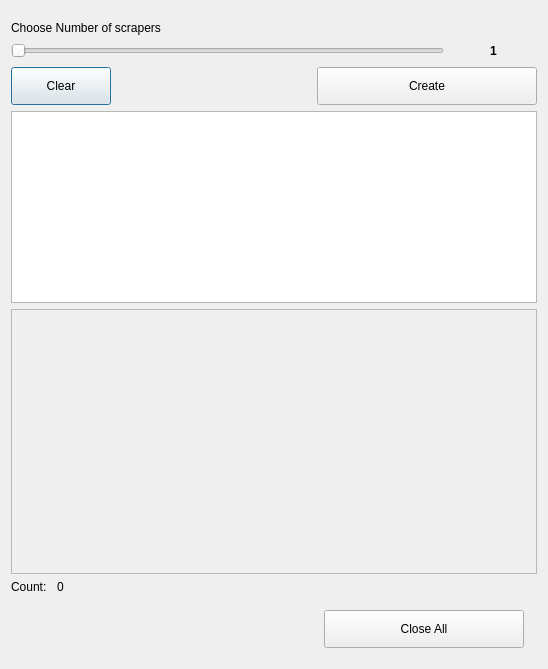
Above: uirobust.ui from DevGadBadr/robust before the change. Below: the same form after it.
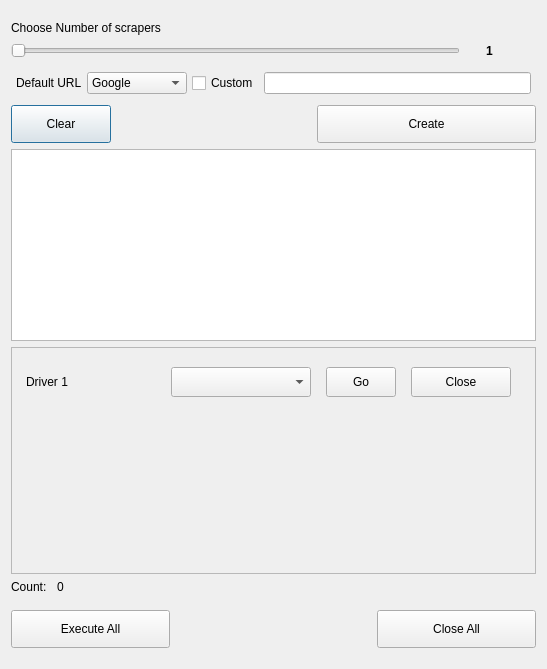
That is the form after the change.

```diff
--- a/uirobust.ui
+++ b/uirobust.ui
@@ -6,7 +6,7 @@
    <rect>
     <x>0</x>
     <y>0</y>
-    <width>548</width>
+    <width>547</width>
     <height>669</height>
    </rect>
   </property>
@@ -84,7 +84,7 @@
            </property>
            <property name="sizeHint" stdset="0">
             <size>
-             <width>40</width>
+             <width>20</width>
              <height>20</height>
             </size>
            </property>
@@ -92,6 +92,12 @@
          </item>
          <item>
           <widget class="QLabel" name="driverCountLabel">
+           <property name="minimumSize">
+            <size>
+             <width>30</width>
+             <height>0</height>
+            </size>
+           </property>
            <property name="styleSheet">
             <string notr="true">font-weight:bold;</string>
            </property>
@@ -110,7 +116,7 @@
            </property>
            <property name="sizeHint" stdset="0">
             <size>
-             <width>40</width>
+             <width>20</width>
              <height>20</height>
             </size>
            </property>
@@ -122,6 +128,98 @@
      </item>
     </layout>
    </item>
+   <item>
+    <layout class="QHBoxLayout" name="horizontalLayout_3">
+     <property name="spacing">
+      <number>5</number>
+     </property>
+     <property name="leftMargin">
+      <number>5</number>
+     </property>
+     <property name="topMargin">
+      <number>5</number>
+     </property>
+     <property name="rightMargin">
+      <number>5</number>
+     </property>
+     <property name="bottomMargin">
+      <number>5</number>
+     </property>
+     <item>
+      <widget class="QLabel" name="defaultUrlLabel">
+       <property name="maximumSize">
+        <size>
+         <width>80</width>
+         <height>16777215</height>
+        </size>
+       </property>
+       <property name="text">
+        <string>Default URL</string>
+       </property>
+      </widget>
+     </item>
+     <item>
+      <widget class="QComboBox" name="mainDefaultBox">
+       <property name="minimumSize">
+        <size>
+         <width>100</width>
+         <height>0</height>
+        </size>
+       </property>
+       <property name="editable">
+        <bool>false</bool>
+       </property>
+       <property name="currentText">
+        <string>Google</string>
+       </property>
+       <item>
+        <property name="text">
+         <string>Google</string>
+        </property>
+       </item>
+       <item>
+        <property name="text">
+         <string>YouTube</string>
+        </property>
+       </item>
+       <item>
+        <property name="text">
+         <string>Facebook</string>
+        </property>
+       </item>
+       <item>
+        <property name="text">
+         <string>Instagram</string>
+        </property>
+       </item>
+       <item>
+        <property name="text">
+         <string>X</string>
+        </property>
+       </item>
+       <item>
+        <property name="text">
+         <string>TikTok</string>
+        </property>
+       </item>
+      </widget>
+     </item>
+     <item>
+      <widget class="QCheckBox" name="customCheckBox">
+       <property name="text">
+        <string>Custom</string>
+       </property>
+      </widget>
+     </item>
+     <item>
+      <widget class="QLineEdit" name="customUrlBox">
+       <property name="placeholderText">
+        <string/>
+       </property>
+      </widget>
+     </item>
+    </layout>
+   </item>
    <item>
     <layout class="QHBoxLayout" name="createButtonLayout">
      <item>
@@ -196,13 +294,132 @@
          <rect>
           <x>0</x>
           <y>0</y>
-          <width>522</width>
-          <height>210</height>
+          <width>521</width>
+          <height>171</height>
          </rect>
         </property>
         <layout class="QVBoxLayout" name="scrollAreaLayout">
          <item>
-          <layout class="QVBoxLayout" name="instancesContainerLayout"/>
+          <layout class="QVBoxLayout" name="instancesContainerLayout">
+           <item>
+            <widget class="QWidget" name="driverInstancePlaceHolder" native="true">
+             <property name="minimumSize">
+              <size>
+               <width>0</width>
+               <height>50</height>
+              </size>
+             </property>
+             <layout class="QHBoxLayout" name="instancesLayout">
+              <property name="spacing">
+               <number>5</number>
+              </property>
+              <property name="leftMargin">
+               <number>5</number>
+              </property>
+              <property name="topMargin">
+               <number>5</number>
+              </property>
+              <property name="rightMargin">
+               <number>5</number>
+              </property>
+              <property name="bottomMargin">
+               <number>5</number>
+              </property>
+              <item>
+               <widget class="QLabel" name="driverName">
+                <property name="text">
+                 <string>Driver 1</string>
+                </property>
+               </widget>
+              </item>
+              <item>
+               <widget class="QComboBox" name="driverDefaultUrl">
+                <property name="maximumSize">
+                 <size>
+                  <width>16777215</width>
+                  <height>30</height>
+                 </size>
+                </property>
+               </widget>
+              </item>
+              <item>
+               <spacer name="horizontalSpacer_3">
+                <property name="orientation">
+                 <enum>Qt::Horizontal</enum>
+                </property>
+                <property name="sizeType">
+                 <enum>QSizePolicy::Fixed</enum>
+                </property>
+                <property name="sizeHint" stdset="0">
+                 <size>
+                  <width>10</width>
+                  <height>20</height>
+                 </size>
+                </property>
+               </spacer>
+              </item>
+              <item>
+               <widget class="QPushButton" name="driverControl">
+                <property name="maximumSize">
+                 <size>
+                  <width>70</width>
+                  <height>30</height>
+                 </size>
+                </property>
+                <property name="text">
+                 <string>Go</string>
+                </property>
+               </widget>
+              </item>
+              <item>
+               <spacer name="horizontalSpacer_2">
+                <property name="orientation">
+                 <enum>Qt::Horizontal</enum>
+                </property>
+                <property name="sizeType">
+                 <enum>QSizePolicy::Fixed</enum>
+                </property>
+                <property name="sizeHint" stdset="0">
+                 <size>
+                  <width>10</width>
+                  <height>20</height>
+                 </size>
+                </property>
+               </spacer>
+              </item>
+              <item>
+               <widget class="QPushButton" name="closeDriver">
+                <property name="maximumSize">
+                 <size>
+                  <width>100</width>
+                  <height>30</height>
+                 </size>
+                </property>
+                <property name="text">
+                 <string>Close</string>
+                </property>
+               </widget>
+              </item>
+              <item>
+               <spacer name="spacerItem">
+                <property name="orientation">
+                 <enum>Qt::Horizontal</enum>
+                </property>
+                <property name="sizeType">
+                 <enum>QSizePolicy::Fixed</enum>
+                </property>
+                <property name="sizeHint" stdset="0">
+                 <size>
+                  <width>10</width>
+                  <height>20</height>
+                 </size>
+                </property>
+               </spacer>
+              </item>
+             </layout>
+            </widget>
+           </item>
+          </layout>
          </item>
          <item>
           <spacer name="instancesVerticalSpacer">
@@ -276,6 +493,29 @@
      </property>
      <item>
       <layout class="QHBoxLayout" name="horizontalLayout">
+       <item>
+        <widget class="QPushButton" name="executeAllButton">
+         <property name="minimumSize">
+          <size>
+           <width>150</width>
+           <height>31</height>
+          </size>
+         </property>
+         <property name="maximumSize">
+          <size>
+           <width>300</width>
+           <height>166666</height>
+          </size>
+         </property>
+         <property name="styleSheet">
+          <string notr="true">height:30px;
+</string>
+         </property>
+         <property name="text">
+          <string>Execute All</string>
+         </property>
+        </widget>
+       </item>
        <item>
         <spacer name="horizontalSpacer">
          <property name="orientation">
@@ -286,7 +526,7 @@
          </property>
          <property name="sizeHint" stdset="0">
           <size>
-           <width>300</width>
+           <width>200</width>
            <height>20</height>
           </size>
          </property>
```
Left out of the diff: 4 changed lines with no effect on the pictures.
